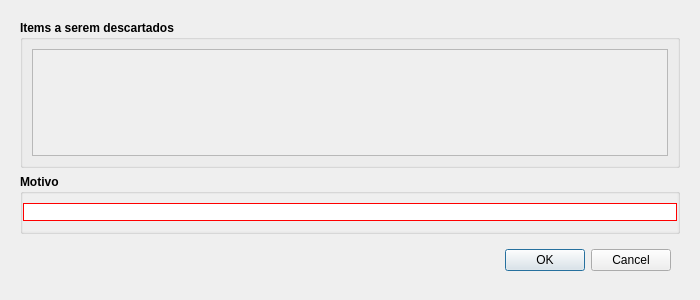
This is Resources/UI/DescarteItems.ui in Klubas/Projeto-SOAD as Qt 5 draws it before an edit. The edited form follows.
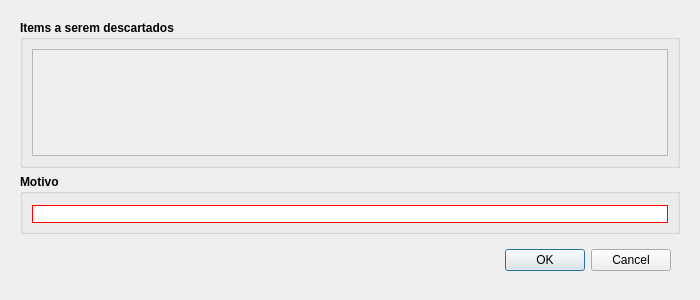
This is the edited form.

```diff
--- a/Resources/UI/DescarteItems.ui
+++ b/Resources/UI/DescarteItems.ui
@@ -134,19 +134,19 @@
         </property>
         <layout class="QHBoxLayout" name="horizontalLayout">
          <property name="spacing">
-          <number>0</number>
+          <number>6</number>
          </property>
          <property name="leftMargin">
-          <number>0</number>
+          <number>9</number>
          </property>
          <property name="topMargin">
-          <number>0</number>
+          <number>9</number>
          </property>
          <property name="rightMargin">
-          <number>0</number>
+          <number>9</number>
          </property>
          <property name="bottomMargin">
-          <number>0</number>
+          <number>9</number>
          </property>
          <item>
           <widget class="QScrollArea" name="scrollArea_2">
@@ -176,8 +176,8 @@
              <rect>
               <x>0</x>
               <y>0</y>
-              <width>658</width>
-              <height>34</height>
+              <width>640</width>
+              <height>22</height>
              </rect>
             </property>
             <layout class="QVBoxLayout" name="verticalLayout_3">
```
Left out of the diff: 4 changed lines with no effect on the pictures.
